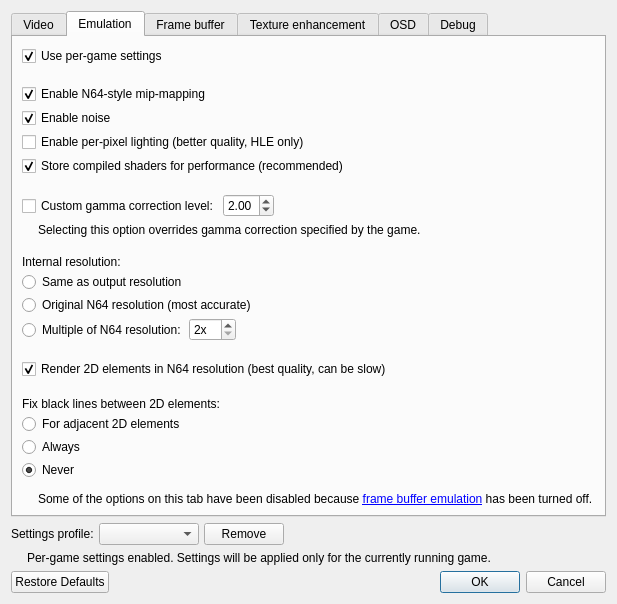
Old version of the form src/GLideNUI/configDialog.ui in the repository gonetz/GLideN64.
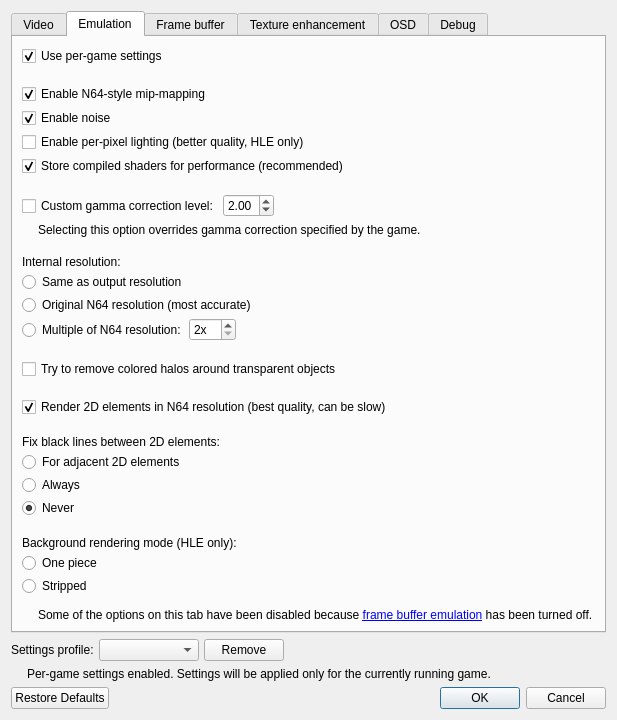
New version of the form. The open tabs and pages were chosen to show the change. Icons and pictures are not drawn.

```diff
--- a/src/GLideNUI/configDialog.ui
+++ b/src/GLideNUI/configDialog.ui
@@ -5,6 +5,14 @@
   <property name="windowModality">
    <enum>Qt::WindowModal</enum>
   </property>
+  <property name="geometry">
+   <rect>
+    <x>0</x>
+    <y>0</y>
+    <width>559</width>
+    <height>603</height>
+   </rect>
+  </property>
   <property name="windowTitle">
    <string>GLideN64 Settings</string>
   </property>
@@ -24,7 +32,7 @@
      <property name="minimumSize">
       <size>
        <width>0</width>
-       <height>490</height>
+       <height>590</height>
       </size>
      </property>
      <property name="usesScrollButtons">
@@ -1401,6 +1409,13 @@
             <property name="bottomMargin">
              <number>0</number>
             </property>
+            <item>
+             <widget class="QCheckBox" name="halosRemovalCheckBox">
+              <property name="text">
+               <string>Try to remove colored halos around transparent objects</string>
+              </property>
+             </widget>
+            </item>
             <item>
              <widget class="QCheckBox" name="nativeRes2D_checkBox">
               <property name="toolTip">
@@ -1487,6 +1502,51 @@
               </layout>
              </widget>
             </item>
+            <item>
+             <widget class="QFrame" name="bgModeFrame">
+              <property name="toolTip">
+               <string>&lt;html&gt;&lt;head/&gt;&lt;body&gt;&lt;p&gt;Background is a complex macro command used to render large (normally full screen) images. Since background images usually don't fit texture memory, the microcode splits them on narrow strips and renders them one by one. HLE code has two modes to emulate background commands:&lt;/p&gt;&lt;p&gt;&lt;span style=&quot; font-weight:600;&quot;&gt;One piece&lt;/span&gt;: The whole background image rendred as one textured rectangle. This method is normally much faster, but the result is not always correct.&lt;/p&gt;&lt;p&gt;&lt;span style=&quot; font-weight:600;&quot;&gt;Stripped&lt;/span&gt;: This method emulates background commands as close as possible to actual microcode implementation. It's slower but more precise. Another problem: some games may have gaps between rendered strips in high resolution. Use &amp;quot;Render 2D elements in N64 resolution&amp;quot; option to remove the gaps.&lt;/p&gt;&lt;p&gt;[Recommended: &lt;span style=&quot; font-style:italic;&quot;&gt;Game dependent, mostly Stripped&lt;/span&gt;]&lt;/p&gt;&lt;/body&gt;&lt;/html&gt;</string>
+              </property>
+              <layout class="QVBoxLayout" name="verticalLayout_35">
+               <property name="spacing">
+                <number>3</number>
+               </property>
+               <property name="leftMargin">
+                <number>0</number>
+               </property>
+               <property name="topMargin">
+                <number>0</number>
+               </property>
+               <property name="rightMargin">
+                <number>0</number>
+               </property>
+               <property name="bottomMargin">
+                <number>0</number>
+               </property>
+               <item>
+                <widget class="QLabel" name="bgModeLabel">
+                 <property name="text">
+                  <string>Background rendering mode (HLE only):</string>
+                 </property>
+                </widget>
+               </item>
+               <item>
+                <widget class="QRadioButton" name="bgModeOnePieceRadioButton">
+                 <property name="text">
+                  <string>One piece</string>
+                 </property>
+                </widget>
+               </item>
+               <item>
+                <widget class="QRadioButton" name="bgModeStrippedRadioButton">
+                 <property name="text">
+                  <string>Stripped</string>
+                 </property>
+                </widget>
+               </item>
+              </layout>
+             </widget>
+            </item>
            </layout>
           </widget>
          </item>
```
Left out of the diff: 110 changed lines with no effect on the pictures.
